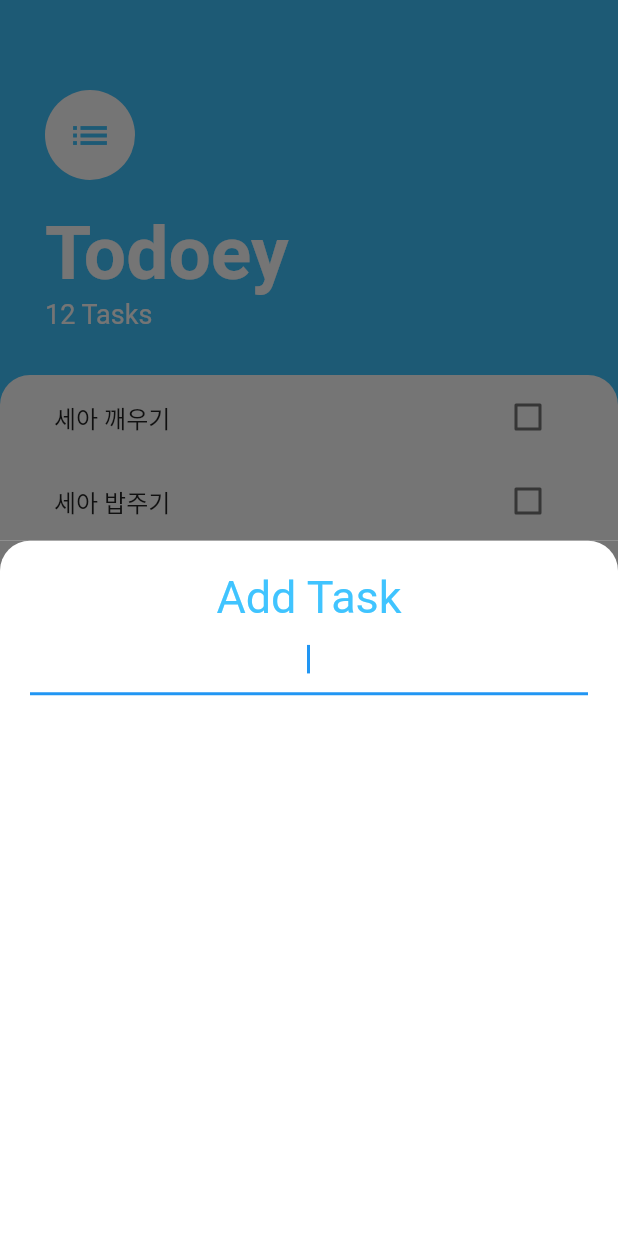
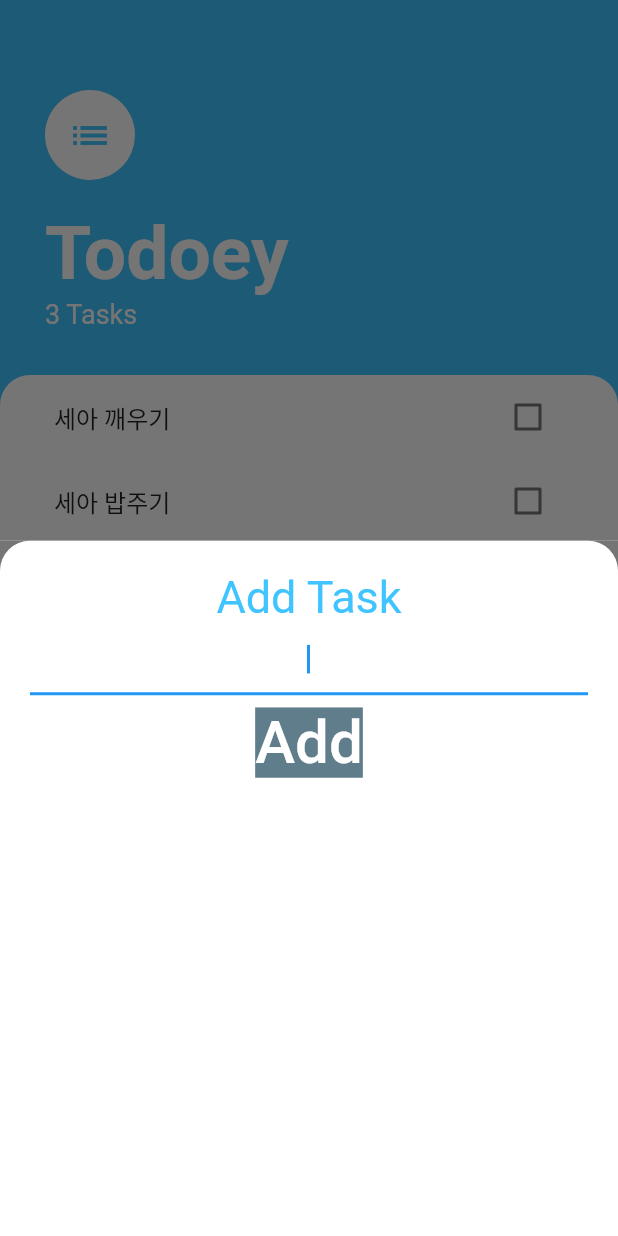
Before and after one commit to yongchulbag/todoey, a Flutter app: the screen it shows after launch, after a tap on the "add" icon, on a phone screen of 412 x 824 dp. Run offline on Flutter 3.47's test engine with Material 2 defaults, Android fonts, the phone set to English and light mode, and no system bars.

Commit message:
마무리도 힘들군요

```diff
--- a/lib/screens/addTask_bottom.dart
+++ b/lib/screens/addTask_bottom.dart
@@ -1,7 +1,14 @@
 import 'package:flutter/material.dart';
 class addTaskBottom extends StatelessWidget {
+
+  final Function addTaskCallback;
+  addTaskBottom(this.addTaskCallback);
+
   @override
   Widget build(BuildContext context) {
+
+    String? newTaskTitle;
+
     return Container(
       color: Color(0xff757575),
       child: Container(
@@ -28,16 +35,24 @@ class addTaskBottom extends StatelessWidget {
               TextField(
                 autofocus: true,
                 textAlign: TextAlign.center,
+                onChanged: (newText) {
+                  newTaskTitle=newText;
+                }
+                ,
               ),
               TextButton(
                 child: Text(
                   'Add',
                   style: TextStyle(
                     color: Colors.white,
+                    fontSize: 40,
+                    backgroundColor: Colors.blueGrey,
                   ),
                 ),
                 // color: Colors.lightBlueAccent,
-                onPressed: () {},
+                onPressed: () {
+                  addTaskCallback(newTaskTitle);
+                },
               ),
             ],
           )),
--- a/lib/screens/task_screen.dart
+++ b/lib/screens/task_screen.dart
@@ -1,8 +1,19 @@
 import 'package:flutter/material.dart';
 import 'package:todoey/widgets/task_list.dart';
 import 'addTask_bottom.dart';
+import 'package:todoey/models/task.dart';
 
-class TasksScreen extends StatelessWidget {
+class TasksScreen extends StatefulWidget {
+  @override
+  State<TasksScreen> createState() => _TasksScreenState();
+}
+
+class _TasksScreenState extends State<TasksScreen> {
+  List<Task> tasks = [
+    Task(name: '세아 깨우기'),
+    Task(name: '세아 밥주기'),
+    Task(name: '세아 재우기'),
+  ];
 
   @override
   Widget build(BuildContext context) {
@@ -12,7 +23,14 @@ class TasksScreen extends StatelessWidget {
         backgroundColor: Colors.lightBlueAccent,
         child: Icon(Icons.add),
         onPressed: () {
-          showModalBottomSheet(context: context, builder: (context) => addTaskBottom());
+          showModalBottomSheet( //modalBottomSheet는 입력값을 Function으로 전달하는듯
+              context: context,
+              builder: (context) => addTaskBottom((newTaskTitle) {
+                    setState(() {
+                      tasks.add(Task(name: newTaskTitle));
+                    });
+                    Navigator.pop(context);
+                  }));
         },
       ),
       body: Column(
@@ -25,19 +43,21 @@ class TasksScreen extends StatelessWidget {
               children: [
                 CircleAvatar(
                   child:
-                    Icon(Icons.list, size: 30, color: Colors.lightBlueAccent),
+                      Icon(Icons.list, size: 30, color: Colors.lightBlueAccent),
                   backgroundColor: Colors.white,
                   radius: 30,
                 ),
                 SizedBox(height: 20),
-                Text('Todoey',
-                style: TextStyle(
-                  color: Colors.white,
-                  fontSize: 50,
-                  fontWeight: FontWeight.w700,
-                ),),
                 Text(
-                  '12 Tasks',
+                  'Todoey',
+                  style: TextStyle(
+                    color: Colors.white,
+                    fontSize: 50,
+                    fontWeight: FontWeight.w700,
+                  ),
+                ),
+                Text(
+                  '${tasks.length} Tasks',
                   style: TextStyle(
                     color: Colors.white,
                     fontSize: 18,
@@ -52,9 +72,11 @@ class TasksScreen extends StatelessWidget {
               height: 300,
               decoration: BoxDecoration(
                 color: Colors.white,
-                borderRadius: BorderRadius.only(topLeft: Radius.circular(20), topRight: Radius.circular(20)),
+                borderRadius: BorderRadius.only(
+                    topLeft: Radius.circular(20),
+                    topRight: Radius.circular(20)),
               ),
-              child: TasksList(),
+              child: TasksList(tasks),
             ),
           )
         ],
--- a/lib/widgets/task_list.dart
+++ b/lib/widgets/task_list.dart
@@ -3,33 +3,33 @@ import 'package:todoey/widgets/task_tile.dart';
 import 'package:todoey/models/task.dart';
 
 class TasksList extends StatefulWidget {
+
+  final List<Task> tasks;
+
+  TasksList(this.tasks);
+
   @override
   State<TasksList> createState() => _TasksListState();
 }
 
 class _TasksListState extends State<TasksList> {
-  List<Task> tasks = [
-    Task(name: '세아 깨우기'),
-    Task(name: '세아 밥주기'),
-    Task(name: '세아 재우기'),
-  ];
 
   @override
   Widget build(BuildContext context) {
     return ListView.builder(
       itemBuilder: (context, index) {
         return TaskTile(
-          taskTitle: tasks[index].name,
-          isChecked: tasks[index].isDone,
+          taskTitle: widget.tasks[index].name, // widget을 왜 붙여주는진 몰겠음, ㅋㅋ
+          isChecked: widget.tasks[index].isDone,
           toggleCheckbox: (bool? newValue) {
             //bool뒤에 ? 추가
             setState(() {
-              tasks[index].toggleDone(); // ?? true 추가
+              widget.tasks[index].toggleDone(); // ?? true 추가
             });
           },
         );
       },
-      itemCount: tasks.length,
+      itemCount: widget.tasks.length,
     );
   }
 }
```
